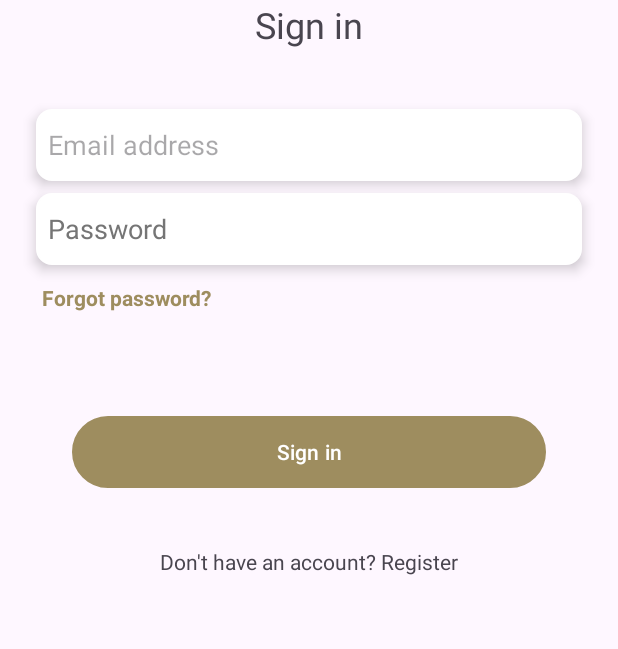
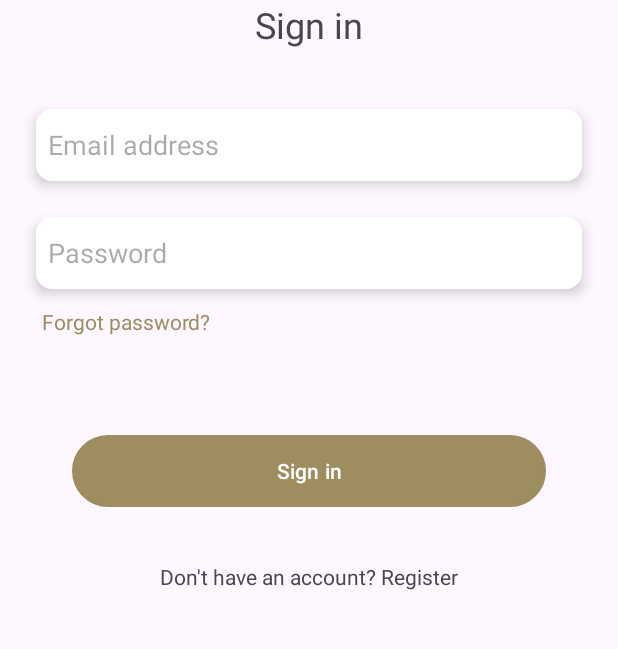
Before and after one commit to BookedUp/app, an Android app: the LoginScreen screen opened directly, with no data from a screen before it, on a phone screen of 412 x 824 dp, the part 333-982 px from its top. Run offline under Robolectric (Android 15) with nearby library versions, the phone set to English and light mode, and no system bars.

Commit message:
Fixes login screen

```diff
--- a/app/src/main/res/layout/activity_login_screen.xml
+++ b/app/src/main/res/layout/activity_login_screen.xml
@@ -47,11 +47,9 @@
         android:autofillHints="@string/prompt_email"
         android:hint="@string/prompt_email"
         android:elevation="5dp"
-        android:enabled="false"
         android:inputType="textEmailAddress"
         android:minHeight="48dp"
         android:padding="8dp"
-
         android:selectAllOnFocus="true"
         android:background="@drawable/edit_text_rounded_corner"
         app:layout_constraintEnd_toEndOf="parent"
@@ -60,29 +58,28 @@
 
 
     <!-- Password EditText -->
+
     <EditText
         android:id="@+id/login_password"
         android:layout_width="0dp"
         android:layout_height="wrap_content"
         android:layout_marginStart="24dp"
-        android:layout_marginTop="8dp"
+        android:layout_marginTop="24dp"
         android:layout_marginEnd="24dp"
+        android:background="@drawable/edit_text_rounded_corner"
+        android:elevation="5dp"
         android:autofillHints="@string/prompt_password"
         android:hint="@string/prompt_password"
-        android:padding="8dp"
         android:imeActionLabel="@string/action_sign_in_short"
         android:imeOptions="actionDone"
         android:inputType="textPassword"
         android:minHeight="48dp"
-        android:elevation="5dp"
-        android:enabled="false"
+        android:padding="8dp"
+
         android:selectAllOnFocus="true"
-        android:background="@drawable/edit_text_rounded_corner"
-        android:textColorHint="#757575"
         app:layout_constraintEnd_toEndOf="parent"
         app:layout_constraintStart_toStartOf="parent"
         app:layout_constraintTop_toBottomOf="@+id/login_username" />
-
     <!-- Register Button -->
     <TextView
         android:id="@+id/login_forgotPasswordTextView"
@@ -90,7 +87,7 @@
         android:layout_height="wrap_content"
         android:text="Forgot password?"
         android:textColor="@color/gold"
-        android:textStyle="bold"
+        android:textColorHint="#757575"
         android:layout_marginStart="28dp"
         app:layout_constraintBottom_toBottomOf="parent"
         app:layout_constraintEnd_toEndOf="parent"
--- a/app/src/main/res/layout/fragment_account.xml
+++ b/app/src/main/res/layout/fragment_account.xml
@@ -28,7 +28,6 @@
         android:layout_margin="10dp"
         android:background="@drawable/edit_text_rounded_corner"
         android:elevation="5dp"
-        android:enabled="false"
         android:id="@+id/profile_first_name"
         />
     <EditText
```
